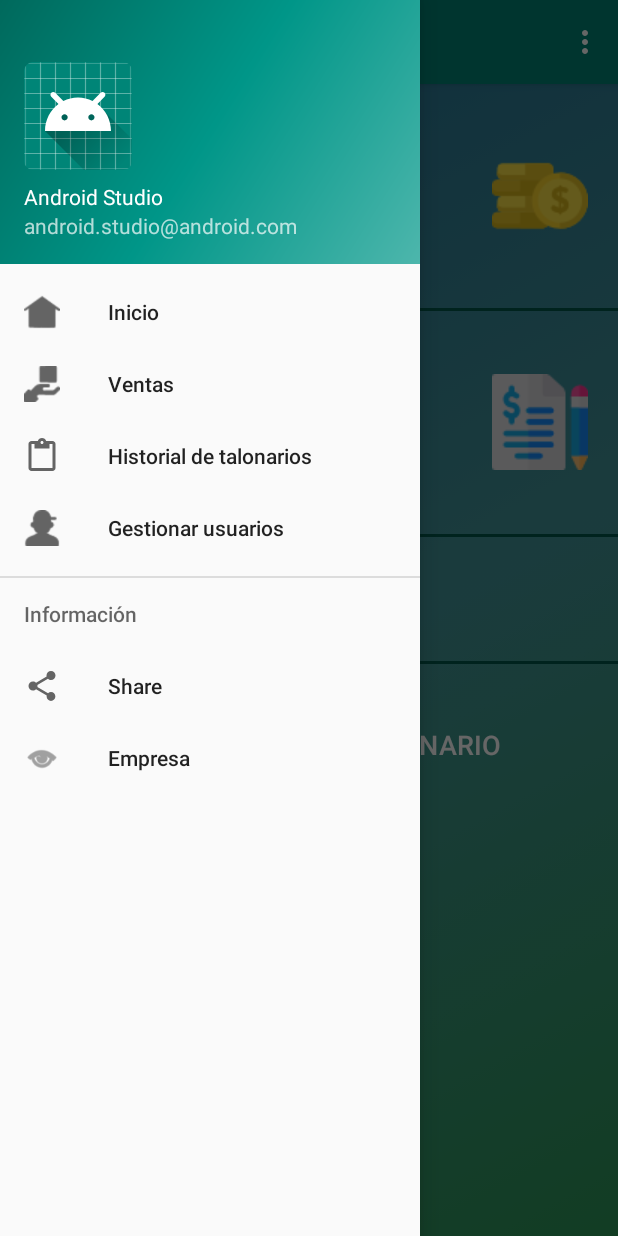
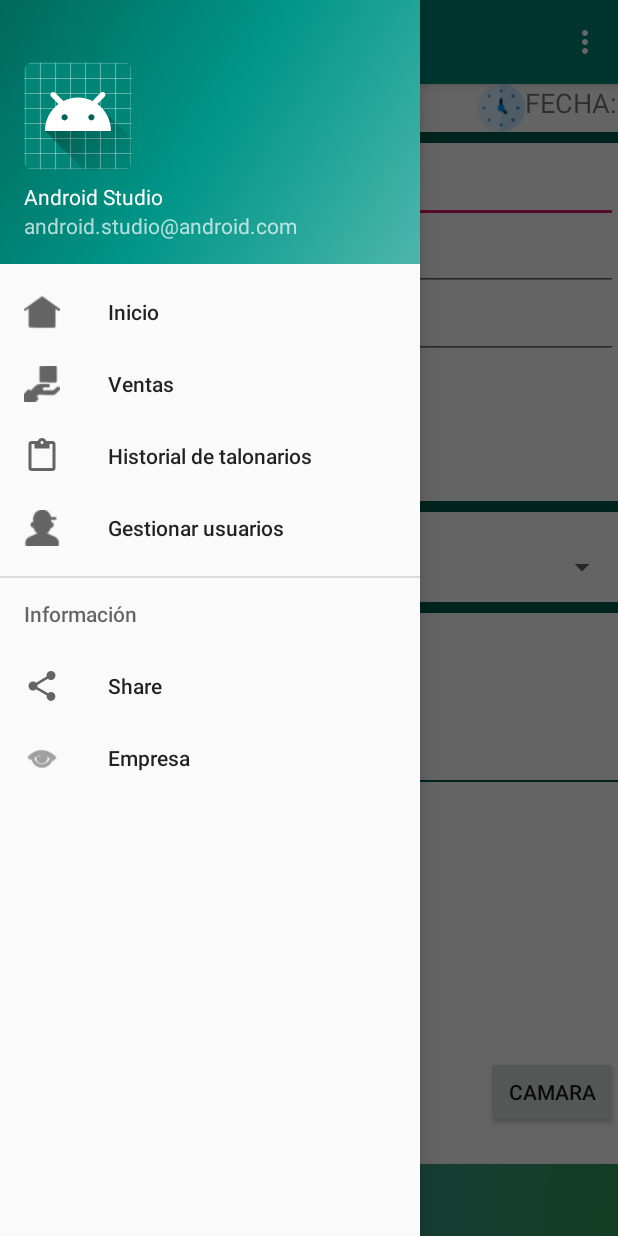
Before and after one commit to syz77/Eco_Life, an Android app: the NavegacionMenu screen opened directly, with no data from a screen before it, with the side drawer open, on a phone screen of 412 x 824 dp. Run offline under Robolectric (Android 15) with nearby library versions, the phone set to English and light mode, and no system bars; libraries missing offline, so code that uses them is left out: net.gotev.uploadservice.

Commit message:
creados: talonariocard.xml usuarioscard.xml DataAdapterGesU.java DataAdapterTalo.java RecyclerAdapGesU.java RecyclerAdapTalo.java
agregados:
colores
string
imagenes en la carpeta drawable

trabajado la parte de ventas al credito, y algunos otros cambios dentro del codigo en general.

```diff
--- a/app/src/main/java/com/laguna/sergio/ecolife/NavegacionMenu.java
+++ b/app/src/main/java/com/laguna/sergio/ecolife/NavegacionMenu.java
@@ -35,6 +35,7 @@ import android.support.v4.content.FileProvider;
 import android.support.v7.widget.LinearLayoutManager;
 import android.support.v7.widget.RecyclerView;
 import android.telephony.TelephonyManager;
+import android.text.TextUtils;
 import android.util.Base64;
 import android.util.Log;
 import android.view.GestureDetector;
@@ -103,7 +104,8 @@ public class NavegacionMenu extends AppCompatActivity
     ImageView vcCamara;
     Button vcSacarFoto, vcConfirmar;
     TextView vcTitulo;
-    String imageFileName,gpsVC,fechaVC,fotoVC;
+    Spinner SpinnerVcred;
+    String imageFileName,gpsVC,fechaVC,fotoVC,idTalo,talolocal,talonube;
     EditText nombreCVC,telefonoVC,direccionVC,zonaVC,nombrePVC,productoVC;
 
     ProgressDialog progressDialog;
@@ -161,25 +163,43 @@ public class NavegacionMenu extends AppCompatActivity
         vcConfirmar= findViewById(R.id.vcconfirmar);
         vcTitulo= findViewById(R.id.vctitulo);
 
-        /*vcConfirmar.setOnClickListener(new View.OnClickListener(){
+        SpinnerVcred=findViewById(R.id.spinnervc);
+        nombreCVC= findViewById(R.id.vcnombre);
+        telefonoVC= findViewById(R.id.vctelefono);
+        direccionVC= findViewById(R.id.vcdireccion);
+        zonaVC= findViewById(R.id.vcnrozona);
+        nombrePVC= findViewById(R.id.vcvendedor);
+
+        vcConfirmar.setOnClickListener(new View.OnClickListener(){
                                             @Override
                                             public void onClick(View v){
 
+                                                if (TextUtils.isEmpty(imageFileName)) {
+                                                    Toast.makeText(getApplicationContext(), "debe tomar una foto", Toast.LENGTH_SHORT).show();
+                                                }
+                                                else{
+                                                    fotoVC = convertirImgString(imagen);
                                                     final VentaCredito vc = new VentaCredito();
-                                                fechaVC= getCurrentTimeStamp();
-                                                fotoVC = convertirImgString(imagen);
+                                                    fechaVC = getCurrentTimeStamp();
                                                     ConseguirGPS();
-                                                //Thread tr=new Thread(){
-                                                    @Override
-                                                    public void run() {
-                                                        if (vc.CheckEditTextIsEmptyOrNot(nombreCVC.getText().toString(),telefonoVC.getText().toString(),direccionVC.getText().toString()
-                                                                ,zonaVC.getText().toString(),fechaVC,nombrePVC.getText().toString(),fotoVC,
-                                                                productoVC.getText().toString(),gpsVC)) {
 
-                                                            vc.EnviarRegistrar(nombreCVC.getText().toString(),telefonoVC.getText().toString(),direccionVC.getText().toString()
-                                                                    ,zonaVC.getText().toString(),fechaVC,nombrePVC.getText().toString(),imageFileName,fotoVC,
-                                                                    productoVC.getText().toString(),gpsVC);
+                                                    Cursor Talo = mContentResolver.query(ecolifedb.EcoLifeEntry.CONTENT_URI_TALONARIO, null,
+                                                            ecolifedb.EcoLifeEntry.COLUMN_TALONARIO_ESTADO + "=1", null, null);
+                                                    Talo.moveToFirst();
+                                                    talolocal = Talo.getString(Talo.getColumnIndexOrThrow(ecolifedb.EcoLifeEntry._TALONARIOID));
+                                                    talonube = Talo.getString(Talo.getColumnIndexOrThrow(ecolifedb.EcoLifeEntry.COLUMN_TALONARIO_ONLINE));
+
+
+                                                    //Thread tr = new Thread() {
+                                                    //    @Override
+                                                    //    public void run() {
+                                                            if (vc.CheckEditTextIsEmptyOrNot(nombreCVC.getText().toString(), telefonoVC.getText().toString(), direccionVC.getText().toString(), zonaVC.getText().toString(), fechaVC, nombrePVC.getText().toString(), vcontprod, gpsVC, talolocal, talonube)) {
+
+                                                                //vc.EnviarRegistrar(nombreCVC.getText().toString(),telefonoVC.getText().toString(),direccionVC.getText().toString()
+                                                                //      ,zonaVC.getText().toString(),fechaVC,nombrePVC.getText().toString(),imageFileName,fotoVC,
+                                                                //    productoVC.getText().toString(),idTalo);
                                                                 //final Conexion con = new Conexion();
+                                                                Toast.makeText(getApplicationContext(), "Todos los datos correctos", Toast.LENGTH_SHORT).show();
                                                                 //final String res = con.InsertarFoto(imageFileName, img);
                                                                 runOnUiThread(new Runnable() {
                                                                     @Override
@@ -187,15 +207,16 @@ public class NavegacionMenu extends AppCompatActivity
                                                                         //Toast.makeText(getApplicationContext(), res, Toast.LENGTH_SHORT).show();
                                                                     }
                                                                 });
-                                                        }else{
+                                                            } else {
                                                                 Toast.makeText(getApplicationContext(), "Todos los datos son necesarios", Toast.LENGTH_SHORT).show();
                                                             }
-                                                    }
+                                                       // }
                                                     //};
                                                     //tr.start();
                                                 }
                                             }
-        );*/
+                                        }
+        );
 ////////////////////////////////////////////////////////////////////////////////////////////
         RegUser= findViewById(R.id.button_reg_user);
         ImgEditUser= findViewById(R.id.editarGU);
@@ -206,9 +227,10 @@ public class NavegacionMenu extends AppCompatActivity
             ActivityCompat.requestPermissions(NavegacionMenu.this, new String[]{Manifest.permission.WRITE_EXTERNAL_STORAGE, Manifest.permission.CAMERA}, 1000);
         }
 
-
-        String[] pokemon = {"MEGA JUNIOR","NONI ENERGY","FIBRA PLUS","MEGA FAMILY"};
-        SpinnerVcont.setAdapter(new ArrayAdapter<String>(this, android.R.layout.simple_spinner_item, pokemon));
+/////////////////////////////////////////////Spinner para productos en ventas al credito y contado/////////////////////////////////////////////////////////////
+        String[] producto = {"MEGA JUNIOR","NONI ENERGY","FIBRA PLUS","MEGA FAMILY"};
+        SpinnerVcont.setAdapter(new ArrayAdapter<String>(this, android.R.layout.simple_spinner_item, producto));
+        SpinnerVcred.setAdapter(new ArrayAdapter<String>(this, android.R.layout.simple_spinner_item, producto));
         SpinnerVcont.setOnItemSelectedListener(new AdapterView.OnItemSelectedListener() {
 
             @Override
@@ -226,9 +248,28 @@ public class NavegacionMenu extends AppCompatActivity
             }
         });
 
+        SpinnerVcred.setOnItemSelectedListener(new AdapterView.OnItemSelectedListener() {
+
+            @Override
+            public void onItemSelected(AdapterView<?> adapterView, View view, int position, long id)
+            {
+                //Toast.makeText(adapterView.getContext(), (String) adapterView.getItemAtPosition(position), Toast.LENGTH_SHORT).show();
+                vcontprod= adapterView.getItemAtPosition(position).toString();//adapterView.getItemAtPosition(position);
+            }
+
+            @Override
+            public void onNothingSelected(AdapterView<?> parent)
+            {
+                // vacio
+
+            }
+        });
+
+/////////////////////////////////////////////////////////////////////////////////////////////////////////////////////////////////////////////////////////////
+
         RegUser= findViewById(R.id.button_reg_user);
         ImgEditUser= findViewById(R.id.editarGU);
-        btn_hacerfoto = findViewById(R.id.vccamara);
+        //btn_hacerfoto = findViewById(R.id.vccamara);
 
         DataAdapterClassListT = new ArrayList<>();
         DataAdapterClassListT.clear();
@@ -683,6 +724,7 @@ public class NavegacionMenu extends AppCompatActivity
 
     public void ventCred(View v){
         String Sfecha = getCurrentTimeStamp();
+        fotoVC="";
         Vcfecha.setText(Sfecha);
         Ventas.setVisibility(View.INVISIBLE);
         Inicio.setVisibility(View.INVISIBLE);
@@ -705,11 +747,8 @@ public class NavegacionMenu extends AppCompatActivity
                 Toast.makeText(NavegacionMenu.this, "No encontrado GPS", Toast.LENGTH_SHORT).show();
             }
             //String img= convertirImgString(imagen);
-
         }
-
     }
-
 
     private String convertirImgString(Bitmap bitmap){
         ByteArrayOutputStream array = new ByteArrayOutputStream();
--- a/app/src/main/java/com/laguna/sergio/ecolife/VentaCredito.java
+++ b/app/src/main/java/com/laguna/sergio/ecolife/VentaCredito.java
@@ -41,10 +41,10 @@ public class VentaCredito extends AppCompatActivity {
         //}
     }
 
-    public boolean CheckEditTextIsEmptyOrNot(String nombreC,String telefono,String direccion,String zona,String fecha,String nombreP,String foto,String producto,String gps){
+    public boolean CheckEditTextIsEmptyOrNot(String nombreC,String telefono,String direccion,String zona,String fecha,String nombreP,String producto,String gps,String talo,String talonube){
 
-        if(TextUtils.isEmpty(nombreC)&&TextUtils.isEmpty(telefono)&&TextUtils.isEmpty(direccion)&&TextUtils.isEmpty(zona)&&TextUtils.isEmpty(fecha)&&TextUtils.isEmpty(nombreP)&&TextUtils.isEmpty(foto)
-                &&TextUtils.isEmpty(producto)&&TextUtils.isEmpty(gps))
+        if(TextUtils.isEmpty(nombreC)&&TextUtils.isEmpty(telefono)&&TextUtils.isEmpty(direccion)&&TextUtils.isEmpty(zona)&&TextUtils.isEmpty(fecha)&&TextUtils.isEmpty(nombreP)
+                &&TextUtils.isEmpty(producto)&&TextUtils.isEmpty(gps)&&TextUtils.isEmpty(talo)&&TextUtils.isEmpty(talonube))
         {
             return false;
         }
--- a/app/src/main/res/layout/activity_venta_credito.xml
+++ b/app/src/main/res/layout/activity_venta_credito.xml
@@ -6,7 +6,7 @@
     android:layout_width="match_parent"
     android:layout_height="match_parent"
     android:scrollbars="vertical"
-    android:visibility="invisible"
+    android:visibility="visible"
     app:layout_behavior="@string/appbar_scrolling_view_behavior"
     tools:context=".NavegacionMenu"
     tools:showIn="@layout/app_bar_navegacion_menu">
--- a/app/src/main/res/layout/inicio.xml
+++ b/app/src/main/res/layout/inicio.xml
@@ -5,7 +5,7 @@
     android:id="@+id/inicio"
     android:layout_width="match_parent"
     android:layout_height="match_parent"
-    android:visibility="visible"
+    android:visibility="invisible"
     tools:context=".NavegacionMenu"
     android:background="@drawable/fondo_color"
     app:layout_behavior="@string/appbar_scrolling_view_behavior"
```
Also changed, not shown: app/src/main/java/com/laguna/sergio/ecolife/Login.java (+1 -22 lines). Lines whose indentation alone changed are shown as unchanged.
